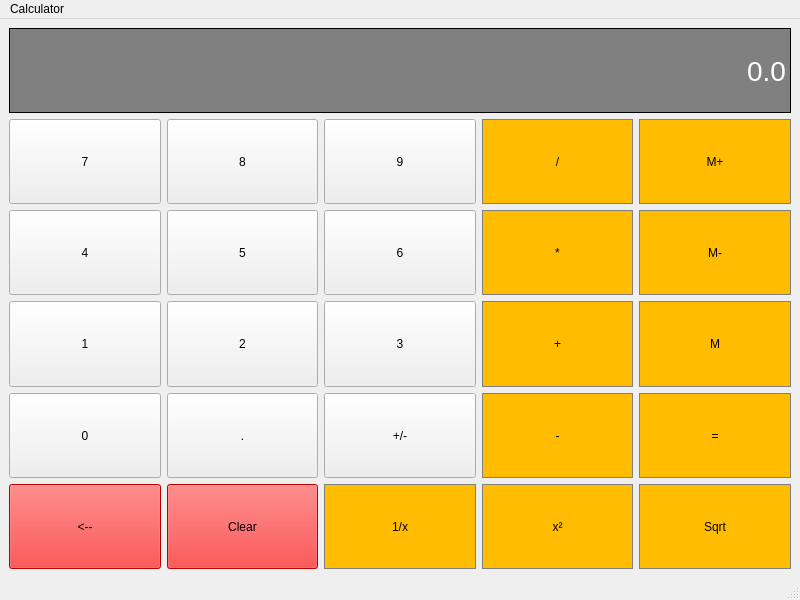
Before: the Qt Designer form calculator/calculator.ui in viniciusbenite/qt-calculator, drawn with Qt 5.
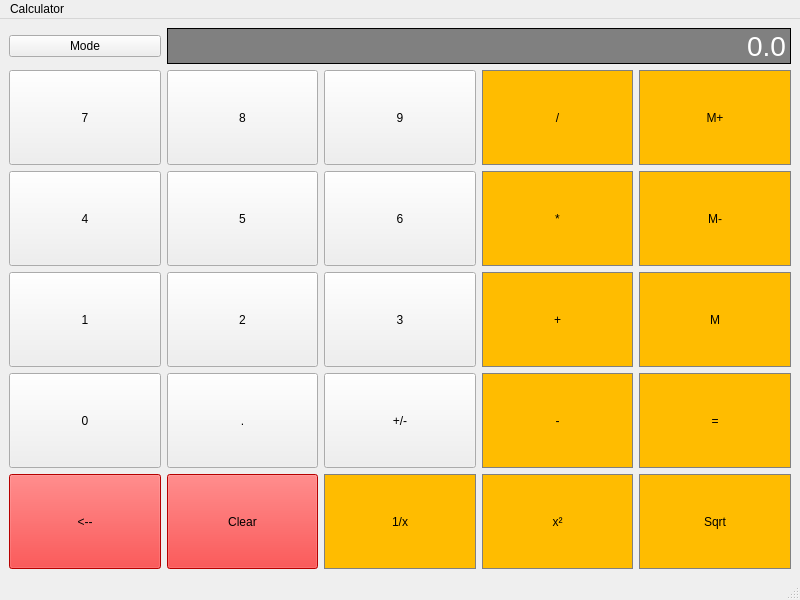
After: the same form once the commit is applied.

Commit message: Created basic UI for cientific calculator

Diff of the .ui file:
```diff
--- a/calculator/calculator.ui
+++ b/calculator/calculator.ui
@@ -150,34 +150,6 @@
       </property>
      </widget>
     </item>
-    <item row="0" column="0" colspan="5">
-     <widget class="QLineEdit" name="display">
-      <property name="sizePolicy">
-       <sizepolicy hsizetype="Preferred" vsizetype="Minimum">
-        <horstretch>0</horstretch>
-        <verstretch>0</verstretch>
-       </sizepolicy>
-      </property>
-      <property name="font">
-       <font>
-        <pointsize>21</pointsize>
-       </font>
-      </property>
-      <property name="styleSheet">
-       <string notr="true">QLineEdit {
-	background-color: gray;
-	border: 1px solid grat;
-	color: #ffffff
-}</string>
-      </property>
-      <property name="text">
-       <string>0.0</string>
-      </property>
-      <property name="alignment">
-       <set>Qt::AlignRight|Qt::AlignTrailing|Qt::AlignVCenter</set>
-      </property>
-     </widget>
-    </item>
     <item row="2" column="1">
      <widget class="QPushButton" name="btn5">
       <property name="sizePolicy">
@@ -521,6 +493,41 @@
       </property>
      </widget>
     </item>
+    <item row="0" column="1" colspan="4">
+     <widget class="QLineEdit" name="display">
+      <property name="sizePolicy">
+       <sizepolicy hsizetype="Preferred" vsizetype="Minimum">
+        <horstretch>0</horstretch>
+        <verstretch>0</verstretch>
+       </sizepolicy>
+      </property>
+      <property name="font">
+       <font>
+        <pointsize>21</pointsize>
+       </font>
+      </property>
+      <property name="styleSheet">
+       <string notr="true">QLineEdit {
+	background-color: gray;
+	border: 1px solid grat;
+	color: #ffffff
+}</string>
+      </property>
+      <property name="text">
+       <string>0.0</string>
+      </property>
+      <property name="alignment">
+       <set>Qt::AlignRight|Qt::AlignTrailing|Qt::AlignVCenter</set>
+      </property>
+     </widget>
+    </item>
+    <item row="0" column="0">
+     <widget class="QPushButton" name="btnMode">
+      <property name="text">
+       <string>Mode</string>
+      </property>
+     </widget>
+    </item>
    </layout>
   </widget>
   <widget class="QMenuBar" name="menubar">
```
The commit also changes 1 other file.
